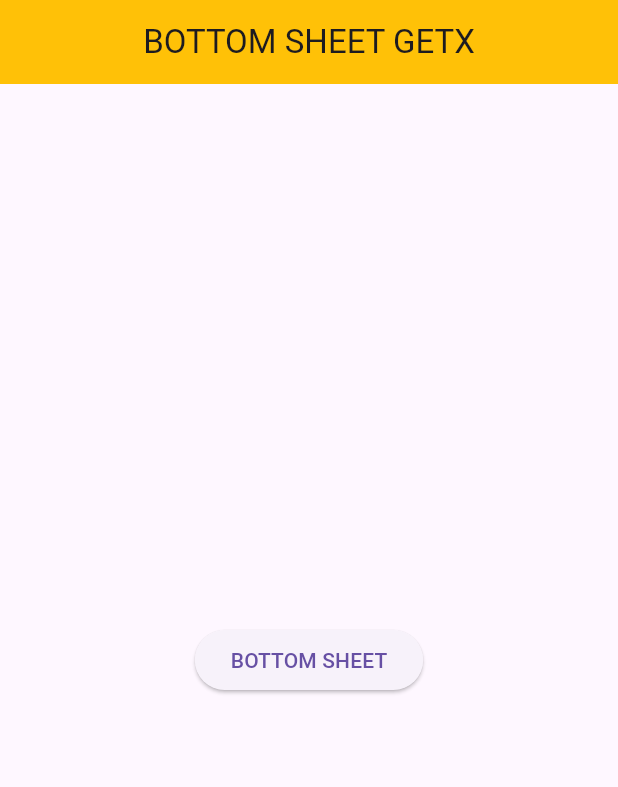
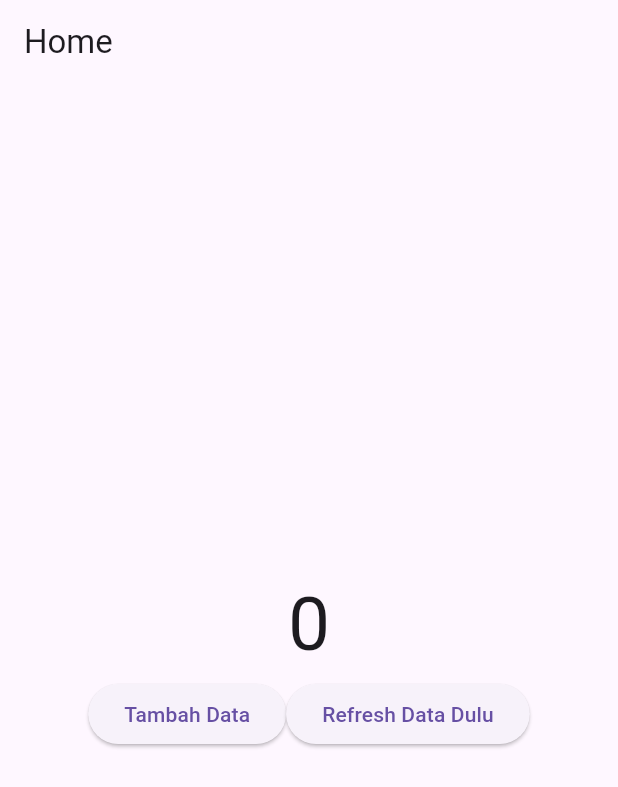
Before and after one commit to Suwandi-amin-sangaji/Flutter_State_Management_GetX, a Flutter app: the screen it shows after launch, on a phone screen of 412 x 824 dp. Shown: the top 787 px of the screen. Run offline on Flutter 3.47's test engine with Material 3 defaults, Android fonts, the phone set to English and light mode, and no system bars; our stand-ins replace get.

Commit message:
state manager, reactive, simple variabel GetX

```diff
--- /dev/null
+++ b/lib/controllers/home_Controller.dart
@@ -0,0 +1,17 @@
+import 'package:get/get.dart';
+
+class HomeController extends GetxController {
+  //var data = 0.obs; //Ini reactive variable
+  int data = 0; //ini simple variabel
+
+  void tambahData() {
+    data = data + 1;
+    if (data == 3) {
+      update();
+    }
+  }
+
+  void refreshData() {
+    update();
+  }
+}
--- a/lib/main.dart
+++ b/lib/main.dart
@@ -1,5 +1,6 @@
 import 'package:flutter/material.dart';
 import 'package:get/get.dart';
+import './pages/home.dart';
 
 void main() {
   runApp(MyApp());
@@ -11,65 +12,7 @@ class MyApp extends StatelessWidget {
   @override
   Widget build(BuildContext context) {
     return GetMaterialApp(
-      debugShowCheckedModeBanner: false,
       home: HomePage(),
     );
   }
 }
-
-class HomePage extends StatelessWidget {
-  const HomePage({super.key});
-
-  @override
-  Widget build(BuildContext context) {
-    return Scaffold(
-      appBar: AppBar(
-        centerTitle: true,
-        backgroundColor: Colors.amber,
-        title: Text("BOTTOM SHEET GETX"),
-      ),
-      body: Center(
-        child: ElevatedButton(
-          onPressed: () {
-            // showModalBottomSheet(
-            //   context: context,
-            //   builder: (context) => Container(
-            //     height: 200,
-            //     color: Colors.amber,
-            //     child: ListView(
-            //       children: [
-            //         ListTile(
-            //           leading: Icon(Icons.home),
-            //           title: Text("HOME"),
-            //         ),
-            //         ListTile(
-            //           leading: Icon(Icons.person),
-            //           title: Text("PROFILE"),
-            //         ),
-            //         ListTile(
-            //           leading: Icon(Icons.settings),
-            //           title: Text("SETTINGS"),
-            //         ),
-            //       ],
-            //     ),
-            //   ),
-            // );
-
-            Get.bottomSheet(
-              Container(
-                  height: 200,
-                  color: Colors.amber,
-                  child: ListView(children: [
-                    ListTile(
-                      leading: Icon(Icons.home),
-                      title: Text("HOME"),
-                    )
-                  ])),
-            );
-          },
-          child: Text("BOTTOM SHEET"),
-        ),
-      ),
-    );
-  }
-}
--- /dev/null
+++ b/lib/pages/home.dart
@@ -0,0 +1,58 @@
+import 'package:flutter/material.dart';
+import 'package:get/get.dart';
+import '../controllers/home_Controller.dart';
+
+class HomePage extends StatelessWidget {
+  final homeC = Get.put(HomeController());
+
+  @override
+  Widget build(BuildContext context) {
+    return Scaffold(
+      appBar: AppBar(
+        title: const Text('Home'),
+      ),
+      body: Center(
+        child: Column(
+          mainAxisAlignment: MainAxisAlignment.center,
+          children: [
+            // Obx(
+            //   () => Text(
+            //     '${homeC.data}',
+            //     style: TextStyle(
+            //       fontSize: 50,
+            //     ),
+            //   ),
+            // ),
+
+            GetBuilder<HomeController>(
+              builder: (controller) => Text(
+                '${homeC.data}',
+                style: TextStyle(
+                  fontSize: 50,
+                ),
+              ),
+            ),
+            Row(
+              mainAxisAlignment: MainAxisAlignment.center,
+              children: [
+                ElevatedButton(
+                  onPressed: () {
+                    homeC.tambahData();
+                  },
+                  child: Text('Tambah Data'),
+                ),
+                ElevatedButton(
+                  onPressed: () {
+                    // homeC.tambahData();
+                    homeC.refreshData();
+                  },
+                  child: Text('Refresh Data Dulu'),
+                ),
+              ],
+            )
+          ],
+        ),
+      ),
+    );
+  }
+}
```
